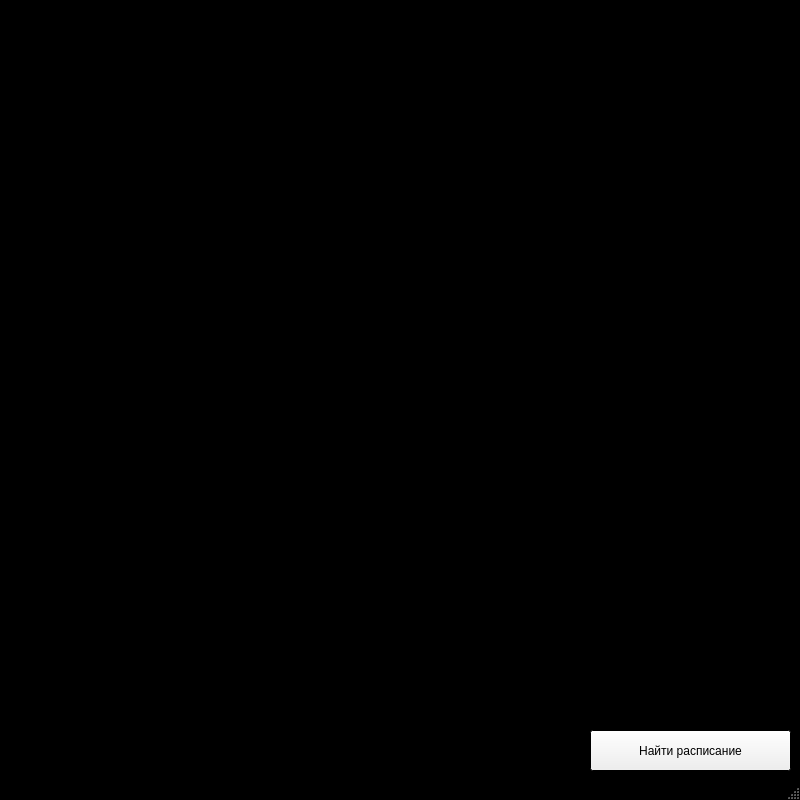
First picture: the form in ui/app.ui, repository Archasmiel/pyqt5_timetable-kpi, before the edit.
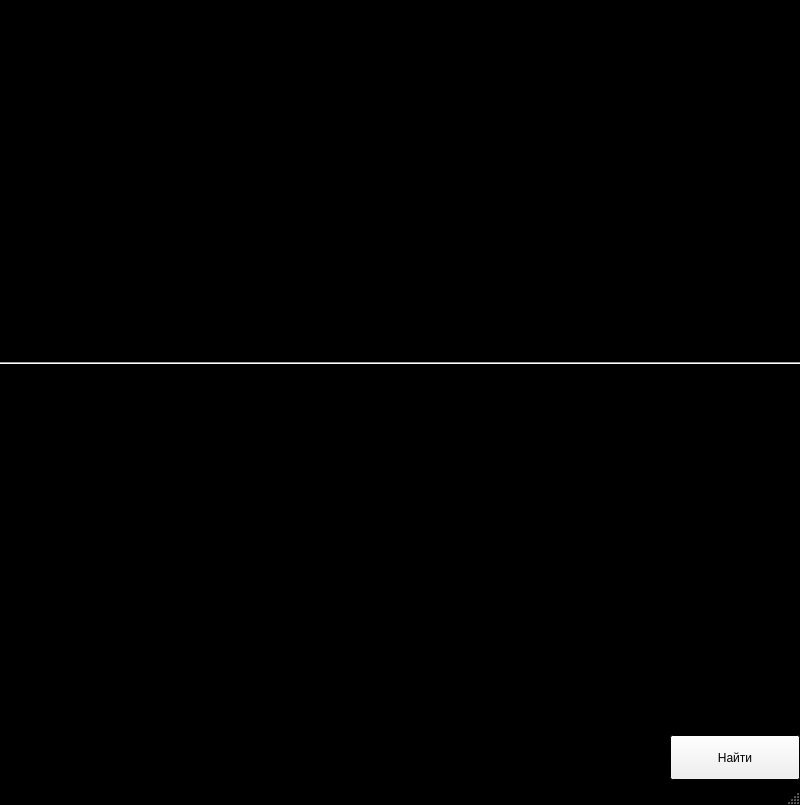
Second picture: the form after the edit.

Commit message: Upload 04.04.2022 - redesigned gui, added icon, cleaned code - result text coloring and cleaning - added new example images

What changed in the file:
```diff
--- a/ui/app.ui
+++ b/ui/app.ui
@@ -7,19 +7,19 @@
     <x>0</x>
     <y>0</y>
     <width>800</width>
-    <height>800</height>
+    <height>805</height>
    </rect>
   </property>
   <property name="minimumSize">
    <size>
     <width>800</width>
-    <height>800</height>
+    <height>805</height>
    </size>
   </property>
   <property name="maximumSize">
    <size>
     <width>800</width>
-    <height>800</height>
+    <height>805</height>
    </size>
   </property>
   <property name="palette">
@@ -93,14 +93,17 @@
    <widget class="QPushButton" name="pushButton">
     <property name="geometry">
      <rect>
-      <x>590</x>
-      <y>730</y>
-      <width>201</width>
-      <height>41</height>
+      <x>670</x>
+      <y>735</y>
+      <width>130</width>
+      <height>45</height>
      </rect>
     </property>
     <property name="text">
-     <string>Найти расписание</string>
+     <string>Найти</string>
+    </property>
+    <property name="shortcut">
+     <string>Return</string>
     </property>
     <property name="checkable">
      <bool>false</bool>
@@ -109,10 +112,10 @@
    <widget class="QLineEdit" name="lineEdit">
     <property name="geometry">
      <rect>
-      <x>10</x>
-      <y>730</y>
-      <width>571</width>
-      <height>41</height>
+      <x>0</x>
+      <y>735</y>
+      <width>670</width>
+      <height>45</height>
      </rect>
     </property>
     <property name="palette">
@@ -210,7 +213,7 @@
      <font>
       <family>Times New Roman</family>
       <pointsize>14</pointsize>
-      <italic>true</italic>
+      <italic>false</italic>
      </font>
     </property>
     <property name="alignment">
@@ -220,10 +223,10 @@
    <widget class="QTextBrowser" name="textBrowser">
     <property name="geometry">
      <rect>
-      <x>10</x>
-      <y>10</y>
-      <width>781</width>
-      <height>350</height>
+      <x>0</x>
+      <y>0</y>
+      <width>800</width>
+      <height>360</height>
      </rect>
     </property>
     <property name="palette">
@@ -402,10 +405,10 @@
    <widget class="QTextBrowser" name="textBrowser_2">
     <property name="geometry">
      <rect>
-      <x>10</x>
-      <y>370</y>
-      <width>781</width>
-      <height>350</height>
+      <x>0</x>
+      <y>367</y>
+      <width>800</width>
+      <height>360</height>
      </rect>
     </property>
     <property name="palette">
@@ -608,6 +611,19 @@
      </palette>
     </property>
    </widget>
+   <widget class="Line" name="line_4">
+    <property name="geometry">
+     <rect>
+      <x>0</x>
+      <y>353</y>
+      <width>801</width>
+      <height>20</height>
+     </rect>
+    </property>
+    <property name="orientation">
+     <enum>Qt::Horizontal</enum>
+    </property>
+   </widget>
   </widget>
   <widget class="QStatusBar" name="statusBar">
    <property name="palette">
```
Left out of the diff: 6 changed lines with no effect on the pictures. The commit also changes 6 other files.
